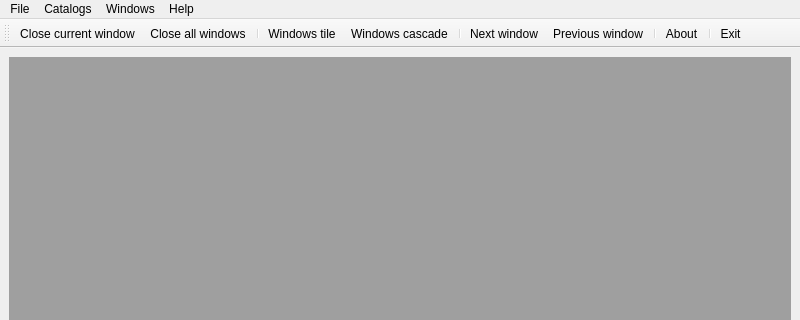
Before: the Qt Designer form src/ui/MainWindow.ui in MaxAndy8/SalesCalculator, drawn with Qt 5; both pictures show x 0 to 800 and y 0 to 320 of the 800 by 600 pixel window.
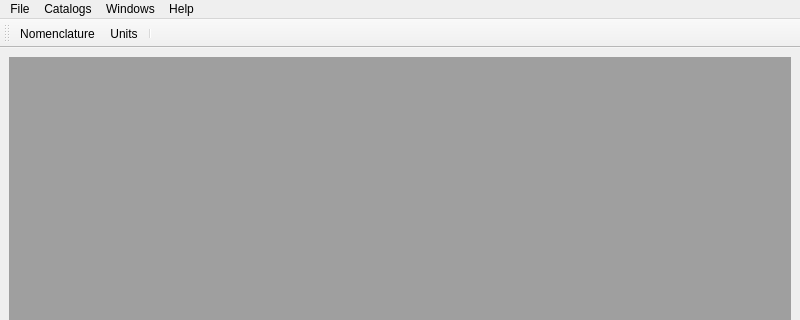
After: the same form once the commit is applied. Icons and pictures are not drawn.

The edit to the form file:
```diff
--- a/src/ui/MainWindow.ui
+++ b/src/ui/MainWindow.ui
@@ -77,18 +77,9 @@
    <attribute name="toolBarBreak">
     <bool>false</bool>
    </attribute>
-   <addaction name="actionCloseCurrentWindow"/>
-   <addaction name="actionCloseAllWindows"/>
+   <addaction name="actionCatalogsNomenclatureListForm"/>
+   <addaction name="actionCatalogsUnitsListForm"/>
    <addaction name="separator"/>
-   <addaction name="actionWindowsTile"/>
-   <addaction name="actionWindowsCascade"/>
-   <addaction name="separator"/>
-   <addaction name="actionNextWindow"/>
-   <addaction name="actionPreviousWindow"/>
-   <addaction name="separator"/>
-   <addaction name="actionAbout"/>
-   <addaction name="separator"/>
-   <addaction name="actionExit"/>
   </widget>
   <action name="actionCloseCurrentWindow">
    <property name="text">
```
Left out of the diff: 2 changed lines with no effect on the pictures.
